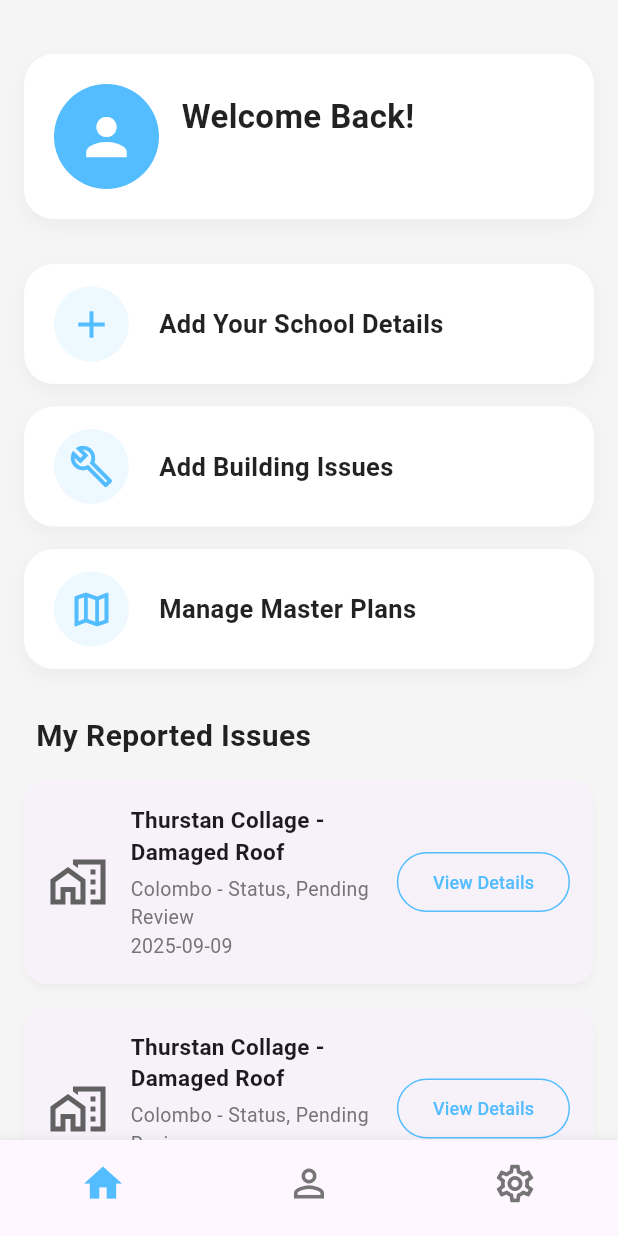
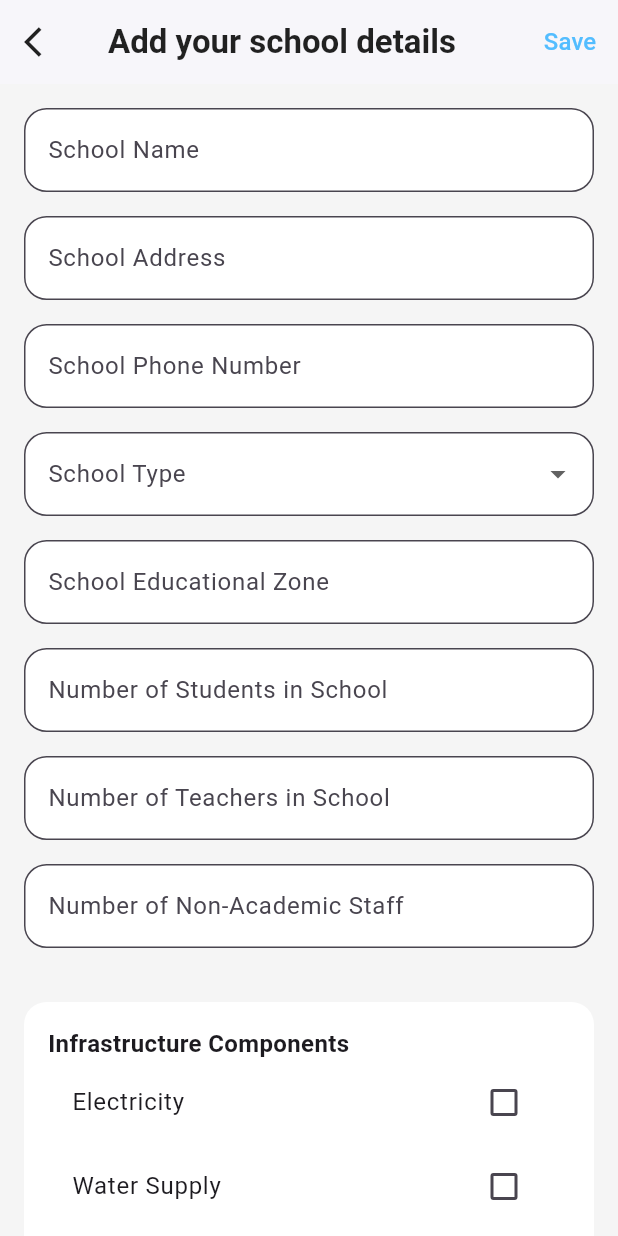
Before and after one commit to IrrigationDepartment/BuildCare, a Flutter app: the PrincipalDashboard screen opened directly with empty values, after a tap on "Add Your School Details", on a phone screen of 412 x 824 dp. Run offline on Flutter 3.47's test engine with Material 3 defaults, Android fonts, the phone set to English and light mode, and no system bars; our stand-ins replace cloud_firestore, firebase_auth, firebase_core; accounts and stored records are empty; network calls fail.

Commit message:
created
 create add_school_details_page

```diff
--- /dev/null
+++ b/lib/screens/Principal/add_school_details_page.dart
@@ -0,0 +1,157 @@
+import 'package:flutter/material.dart';
+
+class AddSchoolDetailsPage extends StatefulWidget {
+  const AddSchoolDetailsPage({super.key});
+
+  @override
+  State<AddSchoolDetailsPage> createState() => _AddSchoolDetailsPageState();
+}
+
+class _AddSchoolDetailsPageState extends State<AddSchoolDetailsPage> {
+  final _formKey = GlobalKey<FormState>();
+
+  final TextEditingController _schoolNameController = TextEditingController();
+  final TextEditingController _schoolAddressController = TextEditingController();
+  final TextEditingController _phoneController = TextEditingController();
+  final TextEditingController _educationalZoneController = TextEditingController();
+  final TextEditingController _studentsController = TextEditingController();
+  final TextEditingController _teachersController = TextEditingController();
+  final TextEditingController _nonAcademicController = TextEditingController();
+
+  String? _schoolType;
+  bool electricity = false;
+  bool waterSupply = false;
+  bool sanitation = false;
+  bool communication = false;
+
+  static const Color _primaryColor = Color(0xFF53BDFF);
+
+  @override
+  Widget build(BuildContext context) {
+    return Scaffold(
+      backgroundColor: Colors.grey[100],
+      appBar: AppBar(
+        backgroundColor: Colors.white,
+        elevation: 1,
+        leading: IconButton(
+          icon: const Icon(Icons.arrow_back_ios, color: Colors.black87),
+          onPressed: () => Navigator.pop(context),
+        ),
+        title: const Text(
+          "Add your school details",
+          style: TextStyle(color: Colors.black87, fontWeight: FontWeight.w600),
+        ),
+        actions: [
+          TextButton(
+            onPressed: () {
+              if (_formKey.currentState!.validate()) {
+                ScaffoldMessenger.of(context).showSnackBar(
+                  const SnackBar(content: Text('School details saved successfully!')),
+                );
+              }
+            },
+            child: const Text("Save", style: TextStyle(color: _primaryColor, fontSize: 16)),
+          ),
+        ],
+      ),
+      body: SafeArea(
+        child: SingleChildScrollView(
+          padding: const EdgeInsets.all(16),
+          child: Form(
+            key: _formKey,
+            child: Column(
+              children: [
+                _buildTextField("School Name", "Enter Your School name", _schoolNameController),
+                _buildTextField("School Address", "Enter Your School Address", _schoolAddressController),
+                _buildTextField("School Phone Number", "Enter Your School Contact Number", _phoneController),
+                _buildDropdown(),
+                _buildTextField("School Educational Zone", "Enter Your School Educational Zone", _educationalZoneController),
+                _buildTextField("Number of Students in School", "Enter Total students in school", _studentsController),
+                _buildTextField("Number of Teachers in School", "Enter Total Teachers in School", _teachersController),
+                _buildTextField("Number of Non-Academic Staff", "Enter Total Number of NonAcademic Staff", _nonAcademicController),
+                const SizedBox(height: 20),
+                _buildInfrastructureSection(),
+              ],
+            ),
+          ),
+        ),
+      ),
+    );
+  }
+
+  Widget _buildTextField(String label, String hint, TextEditingController controller) {
+    return Padding(
+      padding: const EdgeInsets.only(bottom: 16),
+      child: TextFormField(
+        controller: controller,
+        decoration: InputDecoration(
+          labelText: label,
+          hintText: hint,
+          filled: true,
+          fillColor: Colors.white,
+          border: OutlineInputBorder(borderRadius: BorderRadius.circular(15)),
+        ),
+        validator: (value) => value!.isEmpty ? 'Please enter $label' : null,
+      ),
+    );
+  }
+
+  Widget _buildDropdown() {
+    return Padding(
+      padding: const EdgeInsets.only(bottom: 16),
+      child: DropdownButtonFormField<String>(
+        value: _schoolType,
+        decoration: InputDecoration(
+          labelText: "School Type",
+          filled: true,
+          fillColor: Colors.white,
+          border: OutlineInputBorder(borderRadius: BorderRadius.circular(15)),
+        ),
+        items: const [
+          DropdownMenuItem(value: "Provincial school", child: Text("Provincial ")),
+          DropdownMenuItem(value: "government School", child: Text("governmet")),
+         // DropdownMenuItem(value: "Private School", child: Text("Private School")),
+        ],
+        onChanged: (value) => setState(() => _schoolType = value),
+        validator: (value) => value == null ? 'Please select school type' : null,
+      ),
+    );
+  }
+
+  Widget _buildInfrastructureSection() {
+    return Container(
+      padding: const EdgeInsets.all(16),
+      decoration: BoxDecoration(
+        color: Colors.white,
+        borderRadius: BorderRadius.circular(15),
+      ),
+      child: Column(
+        crossAxisAlignment: CrossAxisAlignment.start,
+        children: [
+          const Text("Infrastructure Components",
+              style: TextStyle(fontSize: 16, fontWeight: FontWeight.w600)),
+          CheckboxListTile(
+            title: const Text("Electricity"),
+            value: electricity,
+            onChanged: (val) => setState(() => electricity = val!),
+          ),
+          CheckboxListTile(
+            title: const Text("Water Supply"),
+            value: waterSupply,
+            onChanged: (val) => setState(() => waterSupply = val!),
+          ),
+          CheckboxListTile(
+            title: const Text("Sanitation"),
+            value: sanitation,
+            onChanged: (val) => setState(() => sanitation = val!),
+          ),
+          CheckboxListTile(
+            title: const Text("Communication Facilities"),
+            value: communication,
+            onChanged: (val) => setState(() => communication = val!),
+          ),
+        ],
+      ),
+    );
+  }
+}
--- a/lib/screens/Principal/dashboard.dart
+++ b/lib/screens/Principal/dashboard.dart
@@ -1,7 +1,8 @@
 import 'package:flutter/material.dart';
+import 'add_school_details_page.dart'; // ✅ Correct import for your project name
 
 class PrincipalDashboard extends StatelessWidget {
-  final Map<String, dynamic>? userData; // Make userData nullable
+  final Map<String, dynamic>? userData;
 
   const PrincipalDashboard({super.key, required this.userData});
 
@@ -9,9 +10,8 @@ class PrincipalDashboard extends StatelessWidget {
 
   @override
   Widget build(BuildContext context) {
-    // --- FIX: Check if userData is valid before building the UI ---
+    // --- Handle null userData safely ---
     if (userData == null || userData!['name'] == null) {
-      // If data is missing, show an error/loading screen instead of crashing.
       return Scaffold(
         appBar: AppBar(title: const Text("Error")),
         body: const Center(
@@ -30,15 +30,12 @@ class PrincipalDashboard extends StatelessWidget {
       );
     }
 
-    // If data is valid, build the dashboard.
     final String principalName = userData!['name'];
 
     return Scaffold(
       backgroundColor: Colors.grey[100],
-      appBar: null, // No AppBar in the design
       body: SafeArea(
         child: SingleChildScrollView(
-          child: Padding(
           padding: const EdgeInsets.all(16.0),
           child: Column(
             crossAxisAlignment: CrossAxisAlignment.start,
@@ -46,30 +43,51 @@ class PrincipalDashboard extends StatelessWidget {
               const SizedBox(height: 20),
               _buildWelcomeHeader(principalName),
               const SizedBox(height: 30),
+
+              // ✅ Button 1: Navigate to Add School Details Form
               _buildActionButton(
                 icon: Icons.add,
                 text: 'Add Your School Details',
-                  onTap: () {},
+                onTap: () {
+                  Navigator.push(
+                    context,
+                    MaterialPageRoute(
+                      builder: (context) => const AddSchoolDetailsPage(),
                     ),
+                  );
+                },
+              ),
+
               const SizedBox(height: 15),
+
+              // ✅ Button 2: Placeholder for Building Issues
               _buildActionButton(
                 icon: Icons.build_outlined,
                 text: 'Add Building Issues',
-                  onTap: () {},
+                onTap: () {
+                  // TODO: Add navigation for building issues page
+                },
               ),
+
               const SizedBox(height: 15),
+
+              // ✅ Button 3: Placeholder for Master Plans
               _buildActionButton(
                 icon: Icons.map_outlined,
                 text: 'Manage Master Plans',
-                  onTap: () {},
+                onTap: () {
+                  // TODO: Add navigation for master plans page
+                },
               ),
+
               const SizedBox(height: 30),
               _buildReportedIssuesSection(),
             ],
           ),
         ),
       ),
-      ),
+
+      // ✅ Bottom Navigation Bar
       bottomNavigationBar: BottomNavigationBar(
         currentIndex: 0,
         selectedItemColor: _primaryColor,
@@ -77,16 +95,18 @@ class PrincipalDashboard extends StatelessWidget {
         showSelectedLabels: false,
         showUnselectedLabels: false,
         items: const [
-          BottomNavigationBarItem(icon: Icon(Icons.home, size: 30), label: 'Home'),
-          BottomNavigationBarItem(icon: Icon(Icons.person_outline, size: 30), label: 'Profile'),
-          BottomNavigationBarItem(icon: Icon(Icons.settings_outlined, size: 30), label: 'Settings'),
+          BottomNavigationBarItem(
+              icon: Icon(Icons.home, size: 30), label: 'Home'),
+          BottomNavigationBarItem(
+              icon: Icon(Icons.person_outline, size: 30), label: 'Profile'),
+          BottomNavigationBarItem(
+              icon: Icon(Icons.settings_outlined, size: 30), label: 'Settings'),
         ],
       ),
     );
   }
 
-  // --- All the helper widgets from before remain the same ---
-
+  // --- WELCOME HEADER CARD ---
   Widget _buildWelcomeHeader(String name) {
     return Container(
       padding: const EdgeInsets.all(20),
@@ -123,10 +143,7 @@ class PrincipalDashboard extends StatelessWidget {
               const SizedBox(height: 4),
               Text(
                 name,
-                style: TextStyle(
-                  fontSize: 16,
-                  color: Colors.grey[700],
-                ),
+                style: TextStyle(fontSize: 16, color: Colors.grey[700]),
               ),
             ],
           ),
@@ -135,10 +152,12 @@ class PrincipalDashboard extends StatelessWidget {
     );
   }
 
-  Widget _buildActionButton(
-      {required IconData icon,
+  // --- ACTION BUTTON CARD ---
+  Widget _buildActionButton({
+    required IconData icon,
     required String text,
-      required VoidCallback onTap}) {
+    required VoidCallback onTap,
+  }) {
     return Container(
       decoration: BoxDecoration(
         color: Colors.white,
@@ -157,7 +176,8 @@ class PrincipalDashboard extends StatelessWidget {
           onTap: onTap,
           borderRadius: BorderRadius.circular(20),
           child: Padding(
-            padding: const EdgeInsets.symmetric(horizontal: 20, vertical: 15),
+            padding:
+                const EdgeInsets.symmetric(horizontal: 20, vertical: 15),
             child: Row(
               children: [
                 CircleAvatar(
@@ -182,6 +202,7 @@ class PrincipalDashboard extends StatelessWidget {
     );
   }
 
+  // --- REPORTED ISSUES SECTION ---
   Widget _buildReportedIssuesSection() {
     return Column(
       crossAxisAlignment: CrossAxisAlignment.start,
@@ -199,31 +220,38 @@ class PrincipalDashboard extends StatelessWidget {
         ),
         const SizedBox(height: 15),
         _buildIssueCard(
-          title: 'Thurstan Collage - Damaged Roof',
-          status: 'Colombo - Status, Pending Review',
+          title: 'Thurstan College - Damaged Roof',
+          status: 'Colombo • Pending Review',
           date: '2025-09-09',
         ),
         _buildIssueCard(
-          title: 'Thurstan Collage - Damaged Roof',
-          status: 'Colombo - Status, Pending Review',
-          date: '2025-09-09',
+          title: 'Thurstan College - Broken Windows',
+          status: 'Colombo • Pending Review',
+          date: '2025-09-15',
         ),
       ],
     );
   }
 
-  Widget _buildIssueCard(
-      {required String title, required String status, required String date}) {
+  // --- ISSUE CARD ---
+  Widget _buildIssueCard({
+    required String title,
+    required String status,
+    required String date,
+  }) {
     return Card(
       elevation: 2,
       margin: const EdgeInsets.only(bottom: 15),
-      shape: RoundedRectangleBorder(borderRadius: BorderRadius.circular(15)),
+      shape: RoundedRectangleBorder(
+        borderRadius: BorderRadius.circular(15),
+      ),
       shadowColor: Colors.grey.withOpacity(0.1),
       child: Padding(
         padding: const EdgeInsets.all(16),
         child: Row(
           children: [
-            Icon(Icons.home_work_outlined, size: 40, color: Colors.grey[700]),
+            Icon(Icons.home_work_outlined,
+                size: 40, color: Colors.grey[700]),
             const SizedBox(width: 15),
             Expanded(
               child: Column(
@@ -232,19 +260,15 @@ class PrincipalDashboard extends StatelessWidget {
                   Text(
                     title,
                     style: const TextStyle(
-                      fontSize: 15,
-                      fontWeight: FontWeight.bold,
-                    ),
+                        fontSize: 15, fontWeight: FontWeight.bold),
                   ),
                   const SizedBox(height: 5),
-                  Text(
-                    status,
-                    style: TextStyle(fontSize: 13, color: Colors.grey[600]),
-                  ),
-                  Text(
-                    date,
-                    style: TextStyle(fontSize: 13, color: Colors.grey[600]),
-                  ),
+                  Text(status,
+                      style: TextStyle(
+                          fontSize: 13, color: Colors.grey[600])),
+                  Text(date,
+                      style: TextStyle(
+                          fontSize: 13, color: Colors.grey[600])),
                 ],
               ),
             ),
@@ -258,7 +282,8 @@ class PrincipalDashboard extends StatelessWidget {
                   borderRadius: BorderRadius.circular(20),
                 ),
               ),
-              child: const Text('View Details', style: TextStyle(fontSize: 12)),
+              child: const Text('View Details',
+                  style: TextStyle(fontSize: 12)),
             ),
           ],
         ),
--- a/lib/screens/Principal/profile.dart
+++ b/lib/screens/Principal/profile.dart
@@ -1,3 +1,4 @@
+
 import 'package:flutter/material.dart';
 import 'package:cloud_firestore/cloud_firestore.dart';
 
```
Lines whose indentation alone changed are shown as unchanged.
